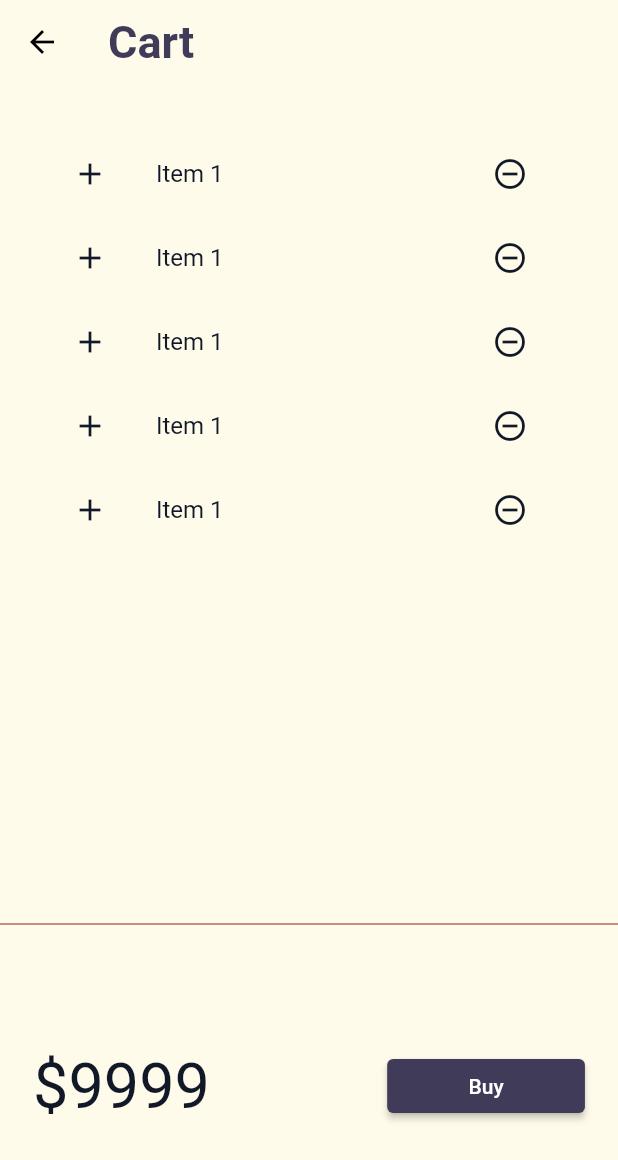
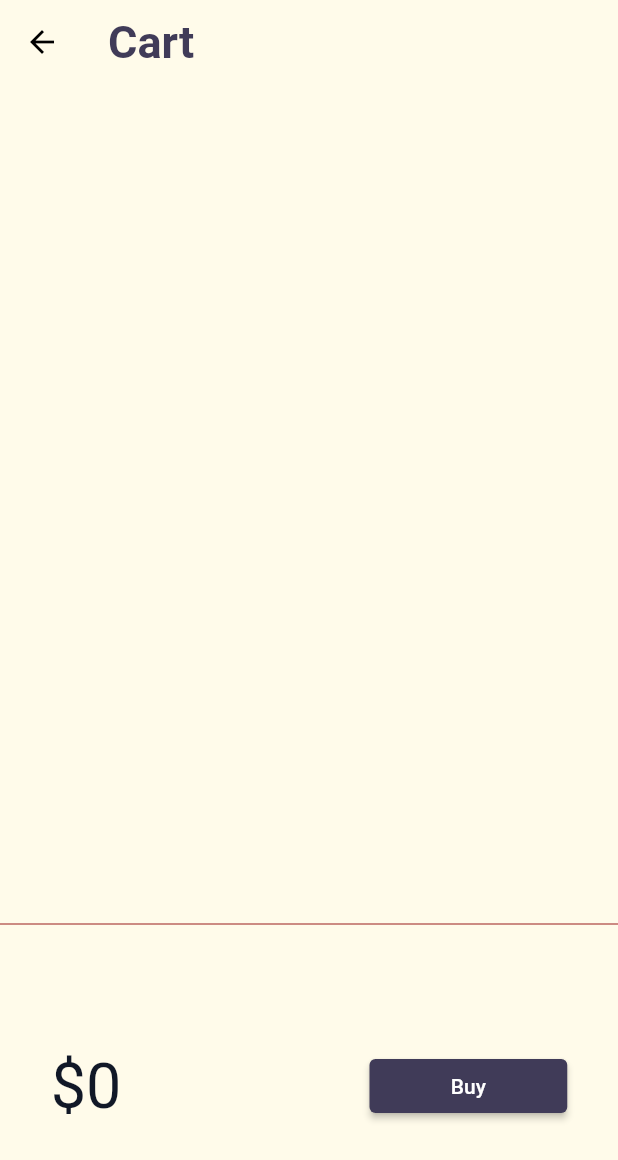
Before and after one commit to dibyacoder/30daysofFlutter, a Flutter app: the homepage screen opened by its route, after a tap on an icon or button, on a phone screen of 412 x 824 dp. Shown: the top 1160 px of the screen. Run offline on Flutter 3.47's test engine with Material 2 defaults, Android fonts, the phone set to English and light mode, and no system bars; our stand-ins replace google_fonts, velocity_x; missing offline and left inert: dart:ffi; network calls fail; Roboto replaces fonts that are missing (Aclonica).

Commit message:
day18 completed

```diff
--- /dev/null
+++ b/lib/models/cart.dart
@@ -0,0 +1,42 @@
+// ignore: depend_on_referenced_packages
+import 'package:myfirst_project/models/catalog.dart';
+
+class CartModel {
+  static final cartModel = CartModel._internal();
+
+  CartModel._internal();
+
+  factory CartModel() => cartModel;
+  // catalog field
+  late catalogModel _catalog;
+
+  // Collection of IDs - store Ids of each item
+  final List<int> _itemIds = [];
+
+  // Get Catalog
+  catalogModel get catalog => _catalog;
+
+  set catalog(catalogModel newCatalog) {
+    assert(newCatalog != null);
+    _catalog = newCatalog;
+  }
+
+  // Get items in the cart
+  List<Item> get items => _itemIds.map((id) => _catalog.getById(id)).toList();
+
+  // Get total price
+  num get totalPrice =>
+      items.fold(0, (total, current) => total + current.price);
+
+  // Add Item
+
+  void add(Item item) {
+    _itemIds.add(item.id);
+  }
+
+  // Remove Item
+
+  void remove(Item item) {
+    _itemIds.remove(item.id);
+  }
+}
--- a/lib/models/catalog.dart
+++ b/lib/models/catalog.dart
@@ -2,6 +2,11 @@
 import 'dart:convert';
 
 class catalogModel {
+  static final catModel = catalogModel._internal();
+
+  catalogModel._internal();
+
+  factory catalogModel() => catModel;
   static List<Item>? items;
 
   Item getById(int id) => items!.firstWhere((element) => element.id == id);
--- a/lib/pages/cart_page.dart
+++ b/lib/pages/cart_page.dart
@@ -1,5 +1,7 @@
 import 'package:flutter/material.dart';
+import 'package:myfirst_project/models/cart.dart';
 import 'package:velocity_x/velocity_x.dart';
+import 'package:myfirst_project/models/cart.dart';
 import '../widget/themes.dart';
 
 class mycart extends StatelessWidget {
@@ -25,6 +27,7 @@ class mycart extends StatelessWidget {
 }
 
 class _CartTotal extends StatelessWidget {
+  final _cart = CartModel();
   @override
   Widget build(BuildContext context) {
     return SizedBox(
@@ -32,10 +35,17 @@ class _CartTotal extends StatelessWidget {
       child: Row(
         mainAxisAlignment: MainAxisAlignment.spaceAround,
         children: [
-          "\$9999".text.xl5.color(context.theme.accentColor).make(),
+          "\$${_cart.totalPrice}"
+              .text
+              .xl5
+              .color(context.theme.accentColor)
+              .make(),
           30.widthBox,
           ElevatedButton(
-            onPressed: () {},
+            onPressed: () {
+              ScaffoldMessenger.of(context).showSnackBar(
+                  SnackBar(content: "Buying is not supported yet".text.make()));
+            },
             style: ButtonStyle(
                 backgroundColor:
                     MaterialStateProperty.all(context.theme.buttonColor)),
@@ -53,18 +63,25 @@ class _CartList extends StatefulWidget {
 }
 
 class __CartListState extends State<_CartList> {
+  final _cart = CartModel();
   @override
   Widget build(BuildContext context) {
     return ListView.builder(
-      itemCount: 5,
+      itemCount: _cart.items?.length,
       itemBuilder: (context, index) => ListTile(
-        leading: Icon(Icons.add, color: context.accentColor),
+        leading: IconButton(
+          icon: Icon(Icons.add, color: context.accentColor),
+          color: context.accentColor,
+          onPressed: () {},
+        ),
         trailing: IconButton(
           icon: Icon(Icons.remove_circle_outline),
           color: context.accentColor,
           onPressed: () {},
         ),
-        title: "Item 1".text.color(context.theme.accentColor).make(),
+        title: _cart.items[index].name.text
+            .color(context.theme.accentColor)
+            .makeCentered(),
       ),
     );
   }
--- a/lib/pages/home_widgets/catalogList.dart
+++ b/lib/pages/home_widgets/catalogList.dart
@@ -2,6 +2,7 @@ import 'package:flutter/material.dart';
 import 'package:myfirst_project/pages/homePageDetails.dart';
 import 'package:velocity_x/velocity_x.dart';
 
+import '../../models/cart.dart';
 import '../../models/catalog.dart';
 import 'package:myfirst_project/utils/routes.dart';
 import 'catalogImage.dart';
@@ -65,17 +66,10 @@ class catalogItems extends StatelessWidget {
                     .bold
                     .xl2
                     .make(),
-                ElevatedButton(
-                    onPressed: () {},
-                    child: "Add to Cart"
-                        .text
-                        .color(context.theme.canvasColor)
-                        .bold
-                        .make(),
-                    style: ButtonStyle(
-                        backgroundColor: MaterialStateProperty.all(
-                            context.theme.buttonColor),
-                        shape: MaterialStateProperty.all(StadiumBorder())))
+                _AddToCart(
+                  catalog: catalog,
+                  key: null,
+                )
               ],
             )
           ],
@@ -84,3 +78,38 @@ class catalogItems extends StatelessWidget {
     )).color(context.theme.cardColor).rounded.square(150).make().py16();
   }
 }
+
+class _AddToCart extends StatefulWidget {
+  final Item catalog;
+  const _AddToCart({
+    Key? key,
+    required this.catalog,
+  }) : super(key: key);
+
+  @override
+  __AddToCartState createState() => __AddToCartState();
+}
+
+class __AddToCartState extends State<_AddToCart> {
+  bool isAdded = false;
+
+  @override
+  Widget build(BuildContext context) {
+    return ElevatedButton(
+      onPressed: () {
+        isAdded = isAdded.toggle();
+        final _catalog = catalogModel();
+        final _cart = CartModel();
+        _cart.catalog = _catalog;
+        _cart.add(widget.catalog);
+        setState(() {});
+      },
+      style: ButtonStyle(
+          backgroundColor: MaterialStateProperty.all(context.theme.buttonColor),
+          shape: MaterialStateProperty.all(
+            StadiumBorder(),
+          )),
+      child: isAdded ? Icon(Icons.done) : "Add to cart".text.make(),
+    );
+  }
+}
```
